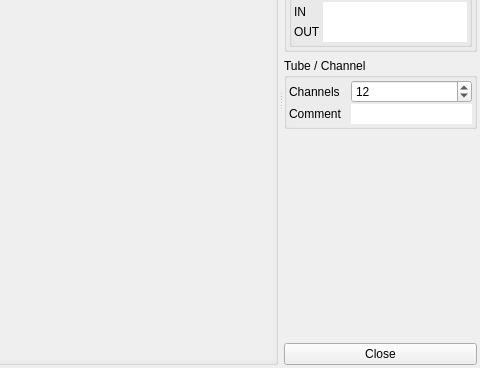
The window that StageRunner/gui/scenedeskwidget.ui (Pit1966/StageRunner) describes before a commit, drawn with Qt 5; both pictures show x 577 to 1057 and y 169 to 537 of the 1057 by 537 pixel window.
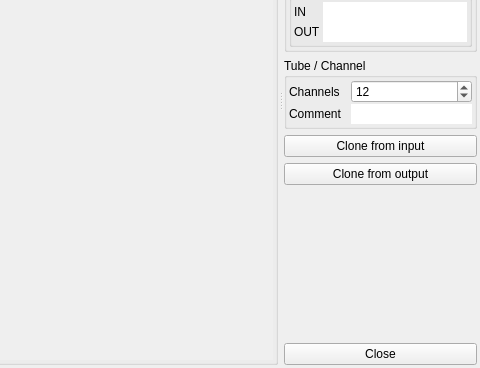
The same window after the commit. Icons and pictures are not drawn. Custom widgets are drawn as their Qt base class.

Commit message: Added clone scene from input universe tool

What changed in the file:
```diff
--- a/StageRunner/gui/scenedeskwidget.ui
+++ b/StageRunner/gui/scenedeskwidget.ui
@@ -350,6 +350,26 @@
          </layout>
         </widget>
        </item>
+       <item>
+        <widget class="QPushButton" name="cloneCurrentInputButton">
+         <property name="toolTip">
+          <string>Fill scene with current universe input values</string>
+         </property>
+         <property name="text">
+          <string>Clone from input</string>
+         </property>
+        </widget>
+       </item>
+       <item>
+        <widget class="QPushButton" name="cloneCurrentOutputButton">
+         <property name="toolTip">
+          <string>Fill scene from current universe output</string>
+         </property>
+         <property name="text">
+          <string>Clone from output</string>
+         </property>
+        </widget>
+       </item>
        <item>
         <spacer name="verticalSpacer">
          <property name="orientation">
```
Left out of the diff: 71 changed lines with no effect on the pictures. The commit also changes 15 other files.
